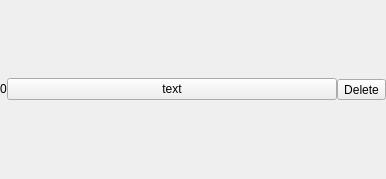
This is UI/TextListItem.ui in alexe-mgn/OCR as Qt 5 draws it before an edit. The edited form follows.
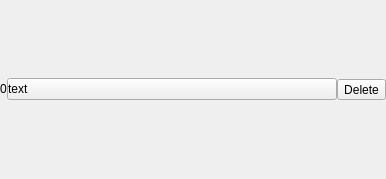
This is the edited form.

```diff
--- a/UI/TextListItem.ui
+++ b/UI/TextListItem.ui
@@ -56,6 +56,21 @@
    </item>
    <item>
     <widget class="QPushButton" name="mainButton">
+     <property name="sizePolicy">
+      <sizepolicy hsizetype="Preferred" vsizetype="Fixed">
+       <horstretch>0</horstretch>
+       <verstretch>0</verstretch>
+      </sizepolicy>
+     </property>
+     <property name="maximumSize">
+      <size>
+       <width>1000</width>
+       <height>16777215</height>
+      </size>
+     </property>
+     <property name="styleSheet">
+      <string notr="true">text-align: left</string>
+     </property>
      <property name="text">
       <string>text</string>
      </property>
```
